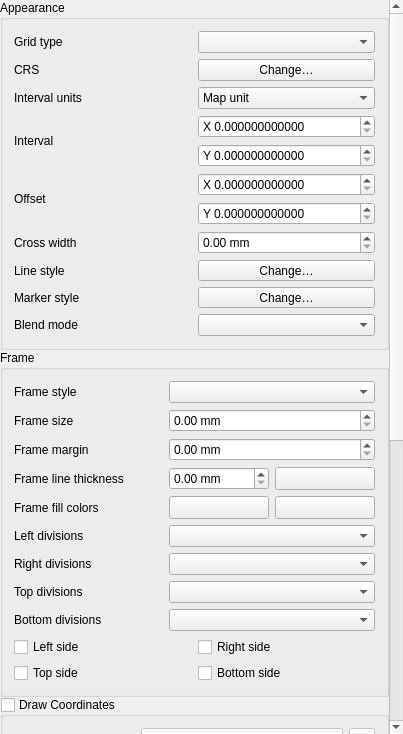
First picture: the form in src/ui/layout/qgslayoutmapgridwidgetbase.ui, repository qgis/QGIS, before the edit.
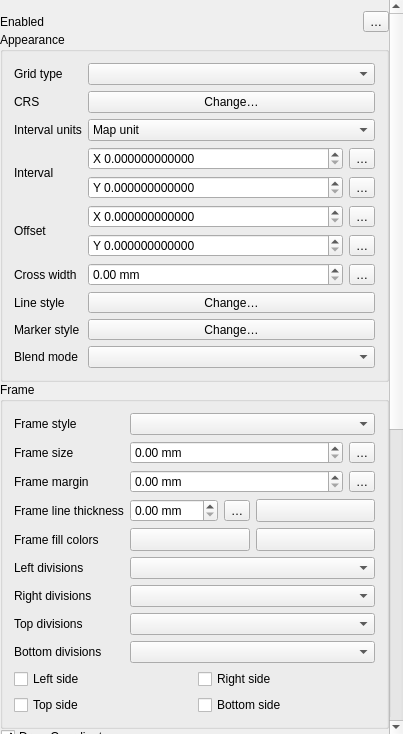
Second picture: the form after the edit. Icons and pictures are not drawn. Custom widgets are drawn as their Qt base class.

Commit message:
[FEATURE][layouts] Data defined control over grid properties
Adds data defined control over layout map grid:
- enabled state
- interval X/Y
- offset X/Y
- frame size and margin
- annotation distance from frame
- cross size
- frame line thickness

Fixes #30246, fixes #27737

Patch:
```diff
--- a/src/ui/layout/qgslayoutmapgridwidgetbase.ui
+++ b/src/ui/layout/qgslayoutmapgridwidgetbase.ui
@@ -47,9 +47,9 @@
       <property name="geometry">
        <rect>
         <x>0</x>
-        <y>0</y>
-        <width>389</width>
-        <height>1452</height>
+        <y>-48</y>
+        <width>394</width>
+        <height>1110</height>
        </rect>
       </property>
       <property name="sizePolicy">
@@ -65,22 +65,80 @@
        <property name="leftMargin">
         <number>0</number>
        </property>
-       <property name="topMargin">
-        <number>0</number>
-       </property>
        <property name="rightMargin">
         <number>0</number>
        </property>
        <property name="bottomMargin">
         <number>0</number>
        </property>
+       <item>
+        <layout class="QHBoxLayout" name="horizontalLayout_2">
+         <item>
+          <widget class="QLabel" name="label_2">
+           <property name="text">
+            <string>Enabled</string>
+           </property>
+          </widget>
+         </item>
+         <item>
+          <widget class="QgsPropertyOverrideButton" name="mEnabledDDBtn">
+           <property name="text">
+            <string>…</string>
+           </property>
+          </widget>
+         </item>
+        </layout>
+       </item>
        <item>
         <widget class="QgsCollapsibleGroupBoxBasic" name="mGridCheckBox">
          <property name="title">
           <string>Appearance</string>
          </property>
-         <layout class="QGridLayout" name="gridLayout_6" columnstretch="0,0">
-          <item row="0" column="0">
+         <layout class="QGridLayout" name="gridLayout_6" columnstretch="0,1,0">
+          <item row="9" column="0">
+           <widget class="QLabel" name="mMarkerStyleLabel">
+            <property name="text">
+             <string>Marker style</string>
+            </property>
+            <property name="wordWrap">
+             <bool>false</bool>
+            </property>
+           </widget>
+          </item>
+          <item row="6" column="0">
+           <widget class="QLabel" name="mOffsetXLabel_2">
+            <property name="text">
+             <string>Offset</string>
+            </property>
+            <property name="wordWrap">
+             <bool>false</bool>
+            </property>
+           </widget>
+          </item>
+          <item row="7" column="1">
+           <widget class="QgsDoubleSpinBox" name="mCrossWidthSpinBox">
+            <property name="suffix">
+             <string> mm</string>
+            </property>
+            <property name="decimals">
+             <number>2</number>
+            </property>
+            <property name="showClearButton" stdset="0">
+             <bool>false</bool>
+            </property>
+           </widget>
+          </item>
+          <item row="8" column="0">
+           <widget class="QLabel" name="mLineStyleLabel">
+            <property name="text">
+             <string>Line style</string>
+            </property>
+            <property name="wordWrap">
+             <bool>false</bool>
+            </property>
+           </widget>
+          </item>
+          <item row="2" column="0">
            <widget class="QLabel" name="mGridTypeLabel_2">
             <property name="accessibleName">
              <string extracomment="Hello translotor"/>
@@ -93,31 +151,65 @@
             </property>
            </widget>
           </item>
-          <item row="0" column="1">
-           <widget class="QComboBox" name="mGridTypeComboBox"/>
-          </item>
-          <item row="1" column="0">
+          <item row="3" column="0">
            <widget class="QLabel" name="mMapGridCRSLabel">
             <property name="text">
              <string>CRS</string>
             </property>
            </widget>
           </item>
-          <item row="1" column="1">
-           <widget class="QPushButton" name="mMapGridCRSButton">
+          <item row="5" column="0">
+           <widget class="QLabel" name="mIntervalXLabel_2">
             <property name="text">
-             <string>Change…</string>
+             <string>Interval</string>
             </property>
+            <property name="wordWrap">
+             <bool>false</bool>
+            </property>
            </widget>
           </item>
-          <item row="2" column="0">
+          <item row="7" column="0">
+           <widget class="QLabel" name="mCrossWidthLabel">
+            <property name="text">
+             <string>Cross width</string>
+            </property>
+            <property name="wordWrap">
+             <bool>false</bool>
+            </property>
+           </widget>
+          </item>
+          <item row="10" column="0">
+           <widget class="QLabel" name="mGridBlendLabel">
+            <property name="text">
+             <string>Blend mode</string>
+            </property>
+           </widget>
+          </item>
+          <item row="4" column="0">
            <widget class="QLabel" name="mMapGridUnitLabel">
             <property name="text">
              <string>Interval units</string>
             </property>
            </widget>
           </item>
-          <item row="2" column="1">
+          <item row="7" column="2">
+           <widget class="QgsPropertyOverrideButton" name="mCrossWidthDDBtn">
+            <property name="text">
+             <string>…</string>
+            </property>
+           </widget>
+          </item>
+          <item row="2" column="1" colspan="2">
+           <widget class="QComboBox" name="mGridTypeComboBox"/>
+          </item>
+          <item row="3" column="1" colspan="2">
+           <widget class="QPushButton" name="mMapGridCRSButton">
+            <property name="text">
+             <string>Change…</string>
+            </property>
+           </widget>
+          </item>
+          <item row="4" column="1" colspan="2">
            <widget class="QComboBox" name="mMapGridUnitComboBox">
             <item>
              <property name="text">
@@ -136,19 +228,9 @@
             </item>
            </widget>
           </item>
-          <item row="3" column="0">
-           <widget class="QLabel" name="mIntervalXLabel_2">
-            <property name="text">
-             <string>Interval</string>
-            </property>
-            <property name="wordWrap">
-             <bool>false</bool>
-            </property>
-           </widget>
-          </item>
-          <item row="3" column="1">
-           <layout class="QVBoxLayout" name="verticalLayout_9">
-            <item>
+          <item row="5" column="1" colspan="2">
+           <layout class="QGridLayout" name="gridLayout_2">
+            <item row="0" column="0">
              <widget class="QgsDoubleSpinBox" name="mIntervalXSpinBox">
               <property name="prefix">
                <string>X </string>
@@ -161,7 +243,7 @@
               </property>
              </widget>
             </item>
-            <item>
+            <item row="1" column="0">
              <widget class="QgsDoubleSpinBox" name="mIntervalYSpinBox">
               <property name="prefix">
                <string>Y </string>
@@ -174,21 +256,25 @@
               </property>
              </widget>
             </item>
+            <item row="0" column="1">
+             <widget class="QgsPropertyOverrideButton" name="mIntervalXDDBtn">
+              <property name="text">
+               <string>…</string>
+              </property>
+             </widget>
+            </item>
+            <item row="1" column="1">
+             <widget class="QgsPropertyOverrideButton" name="mIntervalYDDBtn">
+              <property name="text">
+               <string>…</string>
+              </property>
+             </widget>
+            </item>
            </layout>
           </item>
-          <item row="4" column="0">
-           <widget class="QLabel" name="mOffsetXLabel_2">
-            <property name="text">
-             <string>Offset</string>
-            </property>
-            <property name="wordWrap">
-             <bool>false</bool>
-            </property>
-           </widget>
-          </item>
-          <item row="4" column="1">
-           <layout class="QVBoxLayout" name="verticalLayout_10">
-            <item>
+          <item row="6" column="1" colspan="2">
+           <layout class="QGridLayout" name="gridLayout_5">
+            <item row="0" column="0">
              <widget class="QgsDoubleSpinBox" name="mOffsetXSpinBox">
               <property name="prefix">
                <string>X </string>
@@ -201,7 +287,7 @@
               </property>
              </widget>
             </item>
-            <item>
+            <item row="1" column="0">
              <widget class="QgsDoubleSpinBox" name="mOffsetYSpinBox">
               <property name="prefix">
                <string>Y </string>
@@ -214,62 +300,23 @@
               </property>
              </widget>
             </item>
+            <item row="0" column="1">
+             <widget class="QgsPropertyOverrideButton" name="mOffsetXDDBtn">
+              <property name="text">
+               <string>…</string>
+              </property>
+             </widget>
+            </item>
+            <item row="1" column="1">
+             <widget class="QgsPropertyOverrideButton" name="mOffsetYDDBtn">
+              <property name="text">
+               <string>…</string>
+              </property>
+             </widget>
+            </item>
            </layout>
           </item>
-          <item row="5" column="0">
-           <widget class="QLabel" name="mCrossWidthLabel">
-            <property name="text">
-             <string>Cross width</string>
-            </property>
-            <property name="wordWrap">
-             <bool>false</bool>
-            </property>
-           </widget>
-          </item>
-          <item row="5" column="1">
-           <widget class="QgsDoubleSpinBox" name="mCrossWidthSpinBox">
-            <property name="suffix">
-             <string> mm</string>
-            </property>
-            <property name="decimals">
-             <number>2</number>
-            </property>
-            <property name="showClearButton" stdset="0">
-             <bool>false</bool>
-            </property>
-           </widget>
-          </item>
-          <item row="6" column="0">
-           <widget class="QLabel" name="mLineStyleLabel">
-            <property name="text">
-             <string>Line style</string>
-            </property>
-            <property name="wordWrap">
-             <bool>false</bool>
-            </property>
-           </widget>
-          </item>
-          <item row="7" column="0">
-           <widget class="QLabel" name="mMarkerStyleLabel">
-            <property name="text">
-             <string>Marker style</string>
-            </property>
-            <property name="wordWrap">
-             <bool>false</bool>
-            </property>
-           </widget>
-          </item>
-          <item row="8" column="0">
-           <widget class="QLabel" name="mGridBlendLabel">
-            <property name="text">
-             <string>Blend mode</string>
-            </property>
-           </widget>
-          </item>
-          <item row="8" column="1">
-           <widget class="QgsBlendModeComboBox" name="mGridBlendComboBox"/>
-          </item>
-          <item row="6" column="1">
+          <item row="8" column="1" colspan="2">
            <widget class="QgsSymbolButton" name="mGridLineStyleButton">
             <property name="sizePolicy">
              <sizepolicy hsizetype="Preferred" vsizetype="Fixed">
@@ -282,7 +329,7 @@
             </property>
            </widget>
           </item>
-          <item row="7" column="1">
+          <item row="9" column="1" colspan="2">
            <widget class="QgsSymbolButton" name="mGridMarkerStyleButton">
             <property name="sizePolicy">
              <sizepolicy hsizetype="Preferred" vsizetype="Fixed">
@@ -295,6 +342,9 @@
             </property>
            </widget>
           </item>
+          <item row="10" column="1" colspan="2">
+           <widget class="QgsBlendModeComboBox" name="mGridBlendComboBox"/>
+          </item>
          </layout>
         </widget>
        </item>
@@ -309,109 +359,8 @@
          <property name="syncGroup" stdset="0">
           <string notr="true">composermapgrid</string>
          </property>
-         <layout class="QGridLayout" name="gridLayout_3" columnstretch="0,1,1">
-          <item row="0" column="0">
-           <widget class="QLabel" name="mFrameStyleLabel_2">
-            <property name="text">
-             <string>Frame style</string>
-            </property>
-            <property name="wordWrap">
-             <bool>false</bool>
-            </property>
-           </widget>
-          </item>
-          <item row="1" column="0">
-           <widget class="QLabel" name="mFrameWidthLabel">
-            <property name="text">
-             <string>Frame size</string>
-            </property>
-            <property name="wordWrap">
-             <bool>false</bool>
-            </property>
-           </widget>
-          </item>
-          <item row="3" column="0">
-           <widget class="QLabel" name="mFramePenLabel">
-            <property name="text">
-             <string>Frame line thickness</string>
-            </property>
-           </widget>
-          </item>
-          <item row="3" column="1">
-           <widget class="QgsDoubleSpinBox" name="mGridFramePenSizeSpinBox">
-            <property name="suffix">
-             <string> mm</string>
-            </property>
-            <property name="showClearButton" stdset="0">
-             <bool>false</bool>
-            </property>
-           </widget>
-          </item>
-          <item row="3" column="2">
-           <widget class="QgsColorButton" name="mGridFramePenColorButton">
-            <property name="minimumSize">
-             <size>
-              <width>100</width>
-              <height>0</height>
-             </size>
-            </property>
-            <property name="maximumSize">
-             <size>
-              <width>100</width>
-              <height>16777215</height>
-             </size>
-            </property>
-            <property name="text">
-             <string/>
-            </property>
-           </widget>
-          </item>
-          <item row="4" column="0">
-           <widget class="QLabel" name="mFrameFillLabel">
-            <property name="text">
-             <string>Frame fill colors</string>
-            </property>
-           </widget>
-          </item>
-          <item row="4" column="1">
-           <widget class="QgsColorButton" name="mGridFrameFill1ColorButton">
-            <property name="minimumSize">
-             <size>
-              <width>100</width>
-              <height>0</height>
-             </size>
-            </property>
-            <property name="maximumSize">
-             <size>
-              <width>100</width>
-              <height>16777215</height>
-             </size>
-            </property>
-            <property name="text">
-             <string/>
-            </property>
-           </widget>
-          </item>
-          <item row="4" column="2">
-           <widget class="QgsColorButton" name="mGridFrameFill2ColorButton">
-            <property name="minimumSize">
-             <size>
-              <width>100</width>
-              <height>0</height>
-             </size>
-            </property>
-            <property name="maximumSize">
-             <size>
-              <width>100</width>
-              <height>16777215</height>
-             </size>
-            </property>
-            <property name="text">
-             <string/>
-            </property>
-           </widget>
-          </item>
-          <item row="9" column="0" colspan="3">
+         <layout class="QGridLayout" name="gridLayout_3" columnstretch="0,0,0,0,0">
+          <item row="12" column="0" colspan="5">
            <layout class="QGridLayout" name="gridLayout_4">
             <item row="0" column="0">
              <widget class="QCheckBox" name="mCheckGridLeftSide">
@@ -443,73 +392,195 @@
             </item>
            </layout>
           </item>
-          <item row="0" column="1" colspan="2">
+          <item row="4" column="1" colspan="3">
+           <widget class="QgsDoubleSpinBox" name="mGridFrameMarginSpinBox">
+            <property name="suffix">
+             <string> mm</string>
+            </property>
+            <property name="showClearButton" stdset="0">
+             <bool>false</bool>
+            </property>
+           </widget>
+          </item>
+          <item row="1" column="1" colspan="4">
            <widget class="QComboBox" name="mFrameStyleComboBox"/>
           </item>
-          <item row="1" column="1" colspan="2">
-           <widget class="QgsDoubleSpinBox" name="mFrameWidthSpinBox">
-            <property name="suffix">
-             <string> mm</string>
-            </property>
-            <property name="showClearButton" stdset="0">
-             <bool>false</bool>
-            </property>
-           </widget>
-          </item>
-          <item row="6" column="0">
-           <widget class="QLabel" name="mRightDivisionsLabel">
-            <property name="text">
-             <string>Right divisions</string>
-            </property>
-           </widget>
-          </item>
-          <item row="5" column="0">
+          <item row="8" column="0">
            <widget class="QLabel" name="mLeftDivisionsLabel">
             <property name="text">
              <string>Left divisions</string>
             </property>
            </widget>
           </item>
-          <item row="7" column="0">
+          <item row="2" column="0">
+           <widget class="QLabel" name="mFrameWidthLabel">
+            <property name="text">
+             <string>Frame size</string>
+            </property>
+            <property name="wordWrap">
+             <bool>false</bool>
+            </property>
+           </widget>
+          </item>
+          <item row="9" column="0">
+           <widget class="QLabel" name="mRightDivisionsLabel">
+            <property name="text">
+             <string>Right divisions</string>
+            </property>
+           </widget>
+          </item>
+          <item row="2" column="1" colspan="3">
+           <widget class="QgsDoubleSpinBox" name="mFrameWidthSpinBox">
+            <property name="suffix">
+             <string> mm</string>
+            </property>
+            <property name="showClearButton" stdset="0">
+             <bool>false</bool>
+            </property>
+           </widget>
+          </item>
+          <item row="8" column="1" colspan="4">
+           <widget class="QComboBox" name="mFrameDivisionsLeftComboBox"/>
+          </item>
+          <item row="1" column="0">
+           <widget class="QLabel" name="mFrameStyleLabel_2">
+            <property name="text">
+             <string>Frame style</string>
+            </property>
+            <property name="wordWrap">
+             <bool>false</bool>
+            </property>
+           </widget>
+          </item>
+          <item row="10" column="1" colspan="4">
+           <widget class="QComboBox" name="mFrameDivisionsTopComboBox"/>
+          </item>
+          <item row="9" column="1" colspan="4">
+           <widget class="QComboBox" name="mFrameDivisionsRightComboBox"/>
+          </item>
+          <item row="10" column="0">
            <widget class="QLabel" name="mTopDivisionsLabel">
             <property name="text">
              <string>Top divisions</string>
             </property>
            </widget>
           </item>
-          <item row="8" column="0">
+          <item row="6" column="0">
+           <widget class="QLabel" name="mFramePenLabel">
+            <property name="text">
+             <string>Frame line thickness</string>
+            </property>
+           </widget>
+          </item>
+          <item row="6" column="1">
+           <widget class="QgsDoubleSpinBox" name="mGridFramePenSizeSpinBox">
+            <property name="suffix">
+             <string> mm</string>
+            </property>
+            <property name="showClearButton" stdset="0">
+             <bool>false</bool>
+            </property>
+           </widget>
+          </item>
+          <item row="4" column="4">
+           <widget class="QgsPropertyOverrideButton" name="mFrameMarginDDBtn">
+            <property name="text">
+             <string>…</string>
+            </property>
+           </widget>
+          </item>
+          <item row="11" column="1" colspan="4">
+           <widget class="QComboBox" name="mFrameDivisionsBottomComboBox"/>
+          </item>
+          <item row="11" column="0">
            <widget class="QLabel" name="mBottomDivisionsLabel">
             <property name="text">
              <string>Bottom divisions</string>
             </property>
            </widget>
           </item>
-          <item row="5" column="1" colspan="2">
-           <widget class="QComboBox" name="mFrameDivisionsLeftComboBox"/>
+          <item row="7" column="0">
+           <widget class="QLabel" name="mFrameFillLabel">
+            <property name="text">
+             <string>Frame fill colors</string>
+            </property>
+           </widget>
           </item>
-          <item row="6" column="1" colspan="2">
-           <widget class="QComboBox" name="mFrameDivisionsRightComboBox"/>
+          <item row="2" column="4">
+           <widget class="QgsPropertyOverrideButton" name="mFrameSizeDDBtn">
+            <property name="text">
+             <string>…</string>
+            </property>
+           </widget>
           </item>
-          <item row="7" column="1" colspan="2">
-           <widget class="QComboBox" name="mFrameDivisionsTopComboBox"/>
-          </item>
-          <item row="8" column="1" colspan="2">
-           <widget class="QComboBox" name="mFrameDivisionsBottomComboBox"/>
-          </item>
-          <item row="2" column="0">
+          <item row="4" column="0">
            <widget class="QLabel" name="mFrameMarginLabel">
             <property name="text">
              <string>Frame margin</string>
             </property>
            </widget>
           </item>
-          <item row="2" column="1" colspan="2">
-           <widget class="QgsDoubleSpinBox" name="mGridFrameMarginSpinBox">
-            <property name="suffix">
-             <string> mm</string>
+          <item row="6" column="2">
+           <widget class="QgsPropertyOverrideButton" name="mCrossWidthDDBtn_4">
+            <property name="text">
+             <string>…</string>
             </property>
-            <property name="showClearButton" stdset="0">
-             <bool>false</bool>
+           </widget>
+          </item>
+          <item row="7" column="3" colspan="2">
+           <widget class="QgsColorButton" name="mGridFrameFill2ColorButton">
+            <property name="sizePolicy">
+             <sizepolicy hsizetype="Preferred" vsizetype="Fixed">
+              <horstretch>0</horstretch>
+              <verstretch>0</verstretch>
+             </sizepolicy>
+            </property>
+            <property name="minimumSize">
+             <size>
+              <width>100</width>
+              <height>0</height>
+             </size>
+            </property>
+            <property name="text">
+             <string/>
+            </property>
+           </widget>
+          </item>
+          <item row="7" column="1" colspan="2">
+           <widget class="QgsColorButton" name="mGridFrameFill1ColorButton">
+            <property name="sizePolicy">
+             <sizepolicy hsizetype="Preferred" vsizetype="Fixed">
+              <horstretch>0</horstretch>
+              <verstretch>0</verstretch>
+             </sizepolicy>
+            </property>
+            <property name="minimumSize">
+             <size>
+              <width>100</width>
+              <height>0</height>
+             </size>
+            </property>
+            <property name="text">
+             <string/>
+            </property>
+           </widget>
+          </item>
+          <item row="6" column="3" colspan="2">
+           <widget class="QgsColorButton" name="mGridFramePenColorButton">
+            <property name="sizePolicy">
+             <sizepolicy hsizetype="Preferred" vsizetype="Fixed">
+              <horstretch>0</horstretch>
+              <verstretch>0</verstretch>
+             </sizepolicy>
+            </property>
+            <property name="minimumSize">
+             <size>
+              <width>100</width>
+              <height>0</height>
+             </size>
+            </property>
+            <property name="text">
+             <string/>
             </property>
            </widget>
           </item>
@@ -528,7 +599,7 @@
           <bool>true</bool>
          </property>
          <property name="checked">
-          <bool>false</bool>
+          <bool>true</bool>
          </property>
          <property name="syncGroup" stdset="0">
           <string notr="true">composermapgrid</string>
@@ -536,89 +607,7 @@
          <property name="collapsed" stdset="0">
           <bool>false</bool>
          </property>
-         <layout class="QGridLayout" name="gridLayout">
-          <item row="0" column="0">
-           <widget class="QLabel" name="mAnnotationFormatLabel">
-            <property name="text">
-             <string>Format</string>
-            </property>
-           </widget>
-          </item>
-          <item row="0" column="1">
-           <layout class="QHBoxLayout" name="horizontalLayout_13">
-            <item>
-             <widget class="QComboBox" name="mAnnotationFormatComboBox"/>
-            </item>
-            <item>
-             <widget class="QToolButton" name="mAnnotationFormatButton">
-              <property name="text">
-               <string>…</string>
-              </property>
-              <property name="icon">
-               <iconset resource="../../../images/images.qrc">
-                <normaloff>:/images/themes/default/mIconExpression.svg</normaloff>:/images/themes/default/mIconExpression.svg</iconset>
-              </property>
-             </widget>
-            </item>
-           </layout>
-          </item>
-          <item row="1" column="0">
-           <widget class="QLabel" name="mAnnotationPositionLabelLeft">
-            <property name="text">
-             <string>Left</string>
-            </property>
-            <property name="wordWrap">
-             <bool>true</bool>
-            </property>
-           </widget>
-          </item>
-          <item row="1" column="1">
-           <widget class="QComboBox" name="mAnnotationDisplayLeftComboBox"/>
-          </item>
-          <item row="2" column="1">
-           <widget class="QComboBox" name="mAnnotationPositionLeftComboBox"/>
-          </item>
-          <item row="3" column="1">
-           <widget class="QComboBox" name="mAnnotationDirectionComboBoxLeft"/>
-          </item>
-          <item row="4" column="0">
-           <widget class="QLabel" name="mAnnotationPositionLabelRight">
-            <property name="text">
-             <string>Right</string>
-            </property>
-            <property name="wordWrap">
-             <bool>true</bool>
-            </property>
-           </widget>
-          </item>
-          <item row="4" column="1">
-           <widget class="QComboBox" name="mAnnotationDisplayRightComboBox"/>
-          </item>
-          <item row="5" column="1">
-           <widget class="QComboBox" name="mAnnotationPositionRightComboBox"/>
-          </item>
-          <item row="6" column="1">
-           <widget class="QComboBox" name="mAnnotationDirectionComboBoxRight"/>
-          </item>
-          <item row="7" column="0">
-           <widget class="QLabel" name="mAnnotationPositionLabelTop">
-            <property name="text">
-             <string>Top</string>
-            </property>
-            <property name="wordWrap">
-             <bool>true</bool>
-            </property>
-           </widget>
-          </item>
-          <item row="7" column="1">
-           <widget class="QComboBox" name="mAnnotationDisplayTopComboBox"/>
-          </item>
-          <item row="8" column="1">
-           <widget class="QComboBox" name="mAnnotationPositionTopComboBox"/>
-          </item>
-          <item row="9" column="1">
-           <widget class="QComboBox" name="mAnnotationDirectionComboBoxTop"/>
-          </item>
+         <layout class="QGridLayout" name="gridLayout" columnstretch="0,1,0">
           <item row="10" column="0">
            <widget class="QLabel" name="mAnnotationPositionLabelBottom">
             <property name="text">
@@ -729,6 +718,60 @@
             </property>
            </widget>
           </item>
+          <item row="12" column="1" colspan="2">
+           <widget class="QComboBox" name="mAnnotationDirectionComboBoxBottom"/>
+          </item>
+          <item row="11" column="1" colspan="2">
+           <widget class="QComboBox" name="mAnnotationPositionBottomComboBox"/>
+          </item>
+          <item row="10" column="1" colspan="2">
+           <widget class="QComboBox" name="mAnnotationDisplayBottomComboBox"/>
+          </item>
+          <item row="9" column="1" colspan="2">
+           <widget class="QComboBox" name="mAnnotationDirectionComboBoxTop"/>
+          </item>
+          <item row="8" column="1" colspan="2">
+           <widget class="QComboBox" name="mAnnotationPositionTopComboBox"/>
+          </item>
+          <item row="7" column="1" colspan="2">
+           <widget class="QComboBox" name="mAnnotationDisplayTopComboBox"/>
+          </item>
+          <item row="6" column="1" colspan="2">
+           <widget class="QComboBox" name="mAnnotationDirectionComboBoxRight"/>
+          </item>
+          <item row="5" column="1" colspan="2">
+           <widget class="QComboBox" name="mAnnotationPositionRightComboBox"/>
+          </item>
+          <item row="4" column="1" colspan="2">
+           <widget class="QComboBox" name="mAnnotationDisplayRightComboBox"/>
+          </item>
+          <item row="3" column="1" colspan="2">
+           <widget class="QComboBox" name="mAnnotationDirectionComboBoxLeft"/>
+          </item>
+          <item row="2" column="1" colspan="2">
+           <widget class="QComboBox" name="mAnnotationPositionLeftComboBox"/>
+          </item>
+          <item row="1" column="1" colspan="2">
+           <widget class="QComboBox" name="mAnnotationDisplayLeftComboBox"/>
+          </item>
+          <item row="0" column="1" colspan="2">
+           <layout class="QHBoxLayout" name="horizontalLayout_13">
+            <item>
+             <widget class="QComboBox" name="mAnnotationFormatComboBox"/>
+            </item>
+            <item>
+             <widget class="QToolButton" name="mAnnotationFormatButton">
+              <property name="text">
+               <string>…</string>
+              </property>
+              <property name="icon">
+               <iconset>
+                <normaloff>:/images/themes/default/mIconExpression.svg</normaloff>:/images/themes/default/mIconExpression.svg</iconset>
+              </property>
+             </widget>
+            </item>
+           </layout>
+          </item>
          </layout>
         </widget>
        </item>
@@ -783,6 +826,11 @@
    <extends>QToolButton</extends>
    <header>qgssymbolbutton.h</header>
   </customwidget>
+  <customwidget>
+   <class>QgsPropertyOverrideButton</class>
+   <extends>QToolButton</extends>
+   <header>qgspropertyoverridebutton.h</header>
+  </customwidget>
  </customwidgets>
  <tabstops>
   <tabstop>scrollArea</tabstop>
```
Left out of the diff: 106 changed lines with no effect on the pictures. The commit also changes 8 other files.
